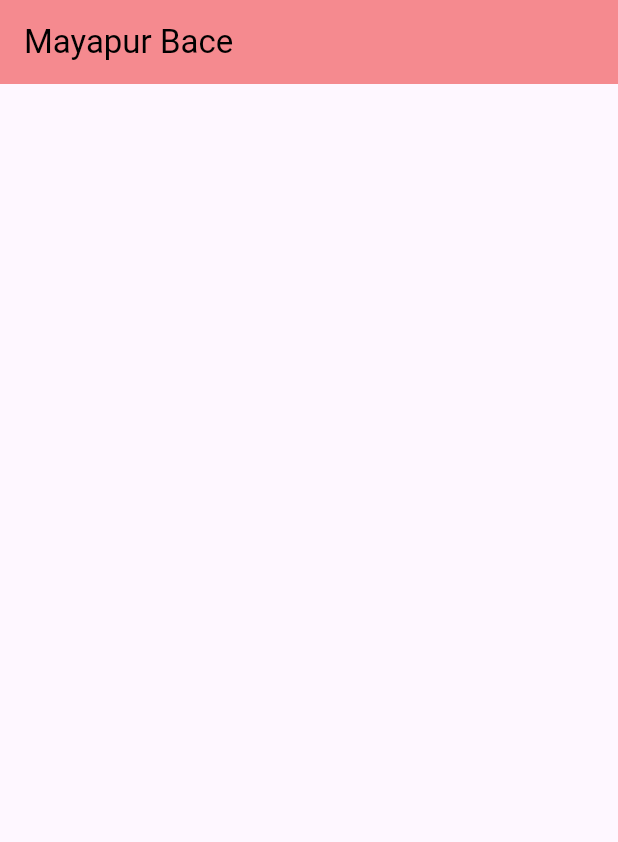
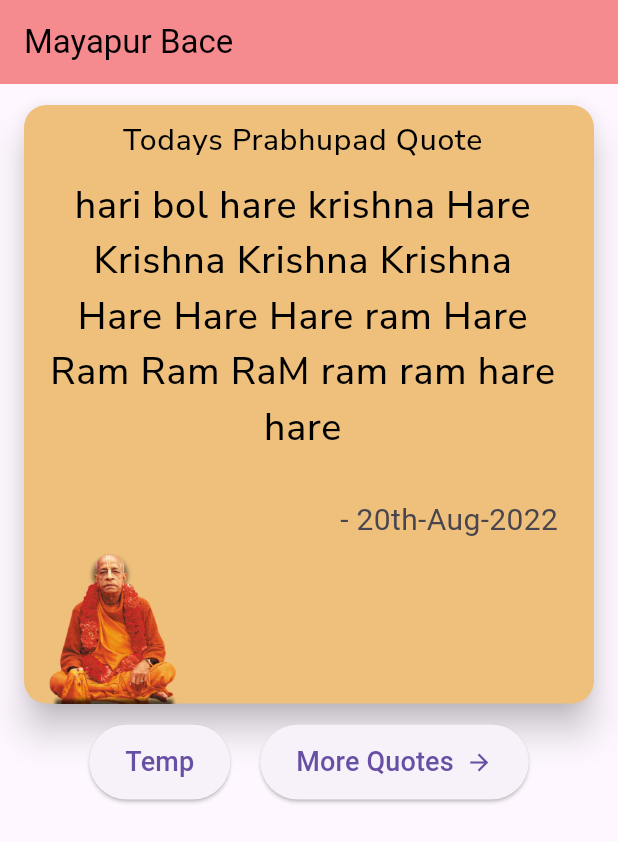
Before and after one commit to rushiraj9494/PlasureOfGuruGouranga, a Flutter app: the screen it shows after launch, on a phone screen of 412 x 824 dp. Shown: the top 842 px of the screen. Run offline on Flutter 3.47's test engine with Material 3 defaults, Android fonts, the phone set to English and light mode, and no system bars; our stand-ins replace google_fonts; Roboto replaces fonts that are missing (Alata).

Commit message:
quote feature initiated

```diff
--- a/lib/features/home/home_screen.dart
+++ b/lib/features/home/home_screen.dart
@@ -7,20 +7,117 @@ class HomeScreen extends StatelessWidget {
 
   @override
   Widget build(BuildContext context) {
-    return  Scaffold(
+    return Scaffold(
       appBar: AppBar(
-
         backgroundColor: ColorPallete.logoutRedColor,
         elevation: 2,
-      title: Text('Mayapur Bace',style: Fonts.alata(
+        title: Text(
+          'Mayapur Bace',
+          style: Fonts.alata(
               fontSize: 22,
               fontWeight: FontWeight.w400,
-        color: ColorPallete.blackColor
-      ),),
+              color: ColorPallete.blackColor),
+        ),
+      ),
+      body: Container(
+        padding: EdgeInsets.symmetric(horizontal: 2),
+        child: SingleChildScrollView(
+          child: Column(children: [
+            Container(
+              // width: 800,
+              // height: 800,
+              padding: new EdgeInsets.all(10.0),
+              child: Card(
+                shape: RoundedRectangleBorder(
+                  borderRadius: BorderRadius.circular(15.0),
+                ),
+                color: ColorPallete.orangeColor,
+                elevation: 10,
+                child: Column(
+                  mainAxisSize: MainAxisSize.min,
+                  children: <Widget>[
+                    ListTile(
+                      title: Column(
+                        children: [
+                          Text(
+                            'Todays Prabhupad Quote',
+                            textAlign: TextAlign.center,
+                            style: Fonts.nunitoSans(
+                                fontSize: 20,
+                                fontWeight: FontWeight.w500,
+                                color: ColorPallete.blackColor),
+                          ),
+                          SizedBox(
+                            height: 10,
+                          ),
+                          Text(
+                            textAlign: TextAlign.center,
+                            "hari bol hare krishna Hare Krishna Krishna Krishna Hare Hare Hare ram Hare Ram Ram RaM ram ram hare hare ",
+                            style: Fonts.nunitoSans(
+                                fontSize: 25,
+                                fontWeight: FontWeight.w500,
+                                color: ColorPallete.blackColor),
+                          ),
+                        ],
+                      ),
+                      subtitle: Align(
+                        heightFactor: 2,
+                        alignment: Alignment.bottomRight,
+                        child: Text('- 20th-Aug-2022',
+                            style: TextStyle(fontSize: 20.0)),
+                      ),
+                    ),
+                    Row(
+                      mainAxisAlignment: MainAxisAlignment.start,
+                      crossAxisAlignment: CrossAxisAlignment.center,
+                      children: [
+                        Positioned(
+                            child: Image.asset(
+                          'assets/images/hhprabhupad.png',
+                          height: 100,
+                        )),
+                      ],
                     )
-
-
-
+                  ],
+                ),
+              ),
+            ),
+            Row(
+            mainAxisAlignment: MainAxisAlignment.center,
+            children: [
+              ElevatedButton(
+                onPressed: () {},
+                child: Text(
+                  'Temp',
+                  style: TextStyle(fontSize: 18), // Increase font size
+                ),
+                style: ElevatedButton.styleFrom(
+                  padding: EdgeInsets.symmetric(horizontal: 24, vertical: 12), // Increase button size
+                ),
+              ),
+              SizedBox(width: 20), // Space between buttons
+                   ElevatedButton(
+                onPressed: () {},
+                child: Row(
+                  mainAxisSize: MainAxisSize.min, // Adjust the size to fit content
+                  children: [
+                    Text(
+                      'More Quotes',
+                      style: TextStyle(fontSize: 18), // Increase font size
+                    ),
+                    SizedBox(width: 8), // Space between text and icon
+                    Icon(Icons.arrow_forward), // Add arrow icon
+                  ],
+                ),
+                style: ElevatedButton.styleFrom(
+                  padding: EdgeInsets.symmetric(horizontal: 24, vertical: 12), // Increase button size
+                ),
+              ),
+            ],
+          ),
+          ]),
+        ),
+      ),
     );
   }
 }
--- a/pubspec.yaml
+++ b/pubspec.yaml
@@ -66,8 +66,10 @@ flutter:
   uses-material-design: true
 
   # To add assets to your application, add an assets section, like this:
-  # assets:
-  #   - images/a_dot_burr.jpeg
+  assets:
+    # - images/a_dot_burr.jpeg
+    - assets/images/
+    - assets/icons/
   #   - images/a_dot_ham.jpeg
 
   # An image asset can refer to one or more resolution-specific "variants", see
```
Also changed, not shown: assets/images/hhprabhupad.png (added). Lines whose indentation alone changed are shown as unchanged.
